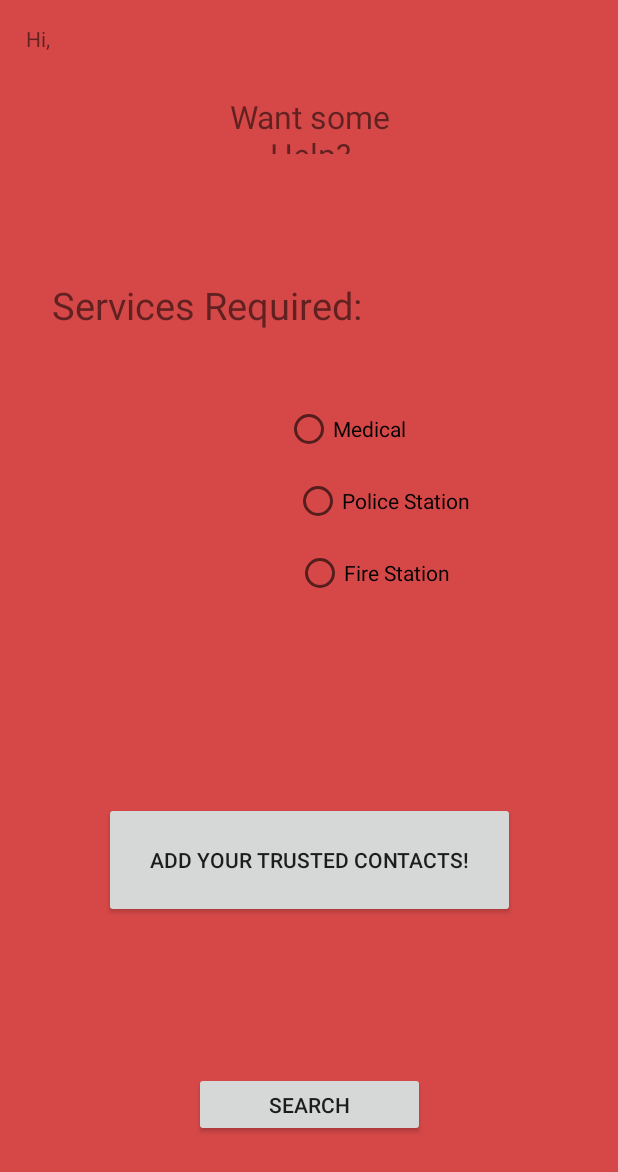
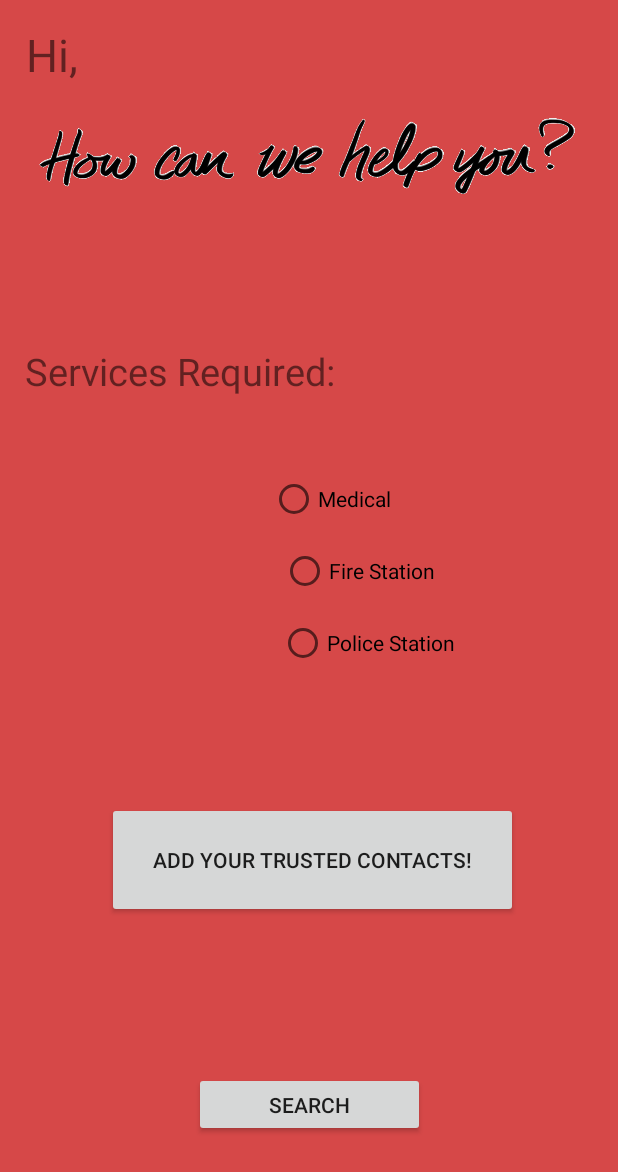
Before and after one commit to tanaytoshniwal/Alpha_BAT, an Android app: the UserActivity screen opened directly, with no data from a screen before it, on a phone screen of 412 x 824 dp. Shown: the top 1172 px of the screen. Run offline under Robolectric (Android 15) with nearby library versions, the phone set to English and light mode, and no system bars.

Commit message:
First Commit

```diff
--- a/app/src/main/AndroidManifest.xml
+++ b/app/src/main/AndroidManifest.xml
@@ -6,6 +6,7 @@
     <uses-permission android:name="android.permission.GET_ACCOUNTS" />
     <uses-permission android:name="android.permission.READ_PROFILE" />
     <uses-permission android:name="android.permission.READ_CONTACTS" />
+    <uses-permission android:name="android.permission.SEND_SMS"></uses-permission>
 
     <application
         android:allowBackup="true"
@@ -27,11 +28,11 @@
         <activity android:name=".ServiceProviderActivity" />
         <activity android:name=".UpdateActivity" />
         <activity android:name=".SignupActivity" />
-        <activity android:name=".TrustedContactActivity" />
         <activity android:name=".MedicalService" />
         <activity android:name=".PoliceService" />
         <activity android:name=".FireService" />
-        <activity android:name=".ContactUs"></activity>
+        <activity android:name=".ContactUs" />
+        <activity android:name=".ContactActivity"></activity>
     </application>
 
 </manifest>
--- a/app/src/main/java/com/alphabat/guardians/UserActivity.java
+++ b/app/src/main/java/com/alphabat/guardians/UserActivity.java
@@ -38,7 +38,7 @@ public class UserActivity extends AppCompatActivity implements View.OnClickListe
         {
             case R.id.btn1:
             {
-                Intent myIntent=new Intent(UserActivity.this,TrustedContactActivity.class);
+                Intent myIntent=new Intent(UserActivity.this,ContactActivity.class);
                 UserActivity.this.startActivity(myIntent);
 
                 break;
--- a/app/src/main/res/layout/activity_user.xml
+++ b/app/src/main/res/layout/activity_user.xml
@@ -6,26 +6,6 @@
     android:layout_height="match_parent"
     tools:context="com.alphabat.guardians.UserActivity"
     android:background="#d64848">
-
-    <TextView
-        android:id="@+id/textView14"
-        android:layout_width="165dp"
-        android:layout_height="39dp"
-        android:text="Want some Help?"
-        android:textAlignment="center"
-        android:textSize="21dp"
-        android:layout_marginRight="8dp"
-        app:layout_constraintRight_toRightOf="parent"
-        android:layout_marginLeft="8dp"
-        app:layout_constraintLeft_toLeftOf="parent"
-        app:layout_constraintTop_toTopOf="parent"
-        android:layout_marginTop="8dp"
-        app:layout_constraintBottom_toBottomOf="parent"
-        android:layout_marginBottom="8dp"
-        app:layout_constraintVertical_bias="0.072"
-        android:layout_marginStart="8dp"
-        android:layout_marginEnd="8dp"
-        app:layout_constraintHorizontal_bias="0.502" />
 
     <TextView
         android:id="@+id/textView15"
@@ -40,9 +20,9 @@
         android:layout_marginRight="8dp"
         app:layout_constraintRight_toRightOf="parent"
         android:layout_marginLeft="8dp"
-        app:layout_constraintVertical_bias="0.23"
+        app:layout_constraintVertical_bias="0.287"
         app:layout_constraintLeft_toLeftOf="parent"
-        app:layout_constraintHorizontal_bias="0.141"
+        app:layout_constraintHorizontal_bias="0.047"
         android:layout_marginStart="8dp"
         android:layout_marginEnd="8dp" />
 
@@ -59,7 +39,8 @@
         android:layout_marginBottom="8dp"
         app:layout_constraintTop_toTopOf="parent"
         android:layout_marginTop="8dp"
-        app:layout_constraintVertical_bias="0.721" />
+        app:layout_constraintVertical_bias="0.721"
+        app:layout_constraintHorizontal_bias="0.521" />
 
     <Button
         android:id="@+id/btn2"
@@ -76,25 +57,57 @@
         android:layout_marginBottom="8dp"
         app:layout_constraintVertical_bias="0.924" />
 
-    <RadioGroup
+    <TextView
+        android:id="@+id/name"
         android:layout_width="wrap_content"
         android:layout_height="wrap_content"
+        android:text=""
+        android:textSize="30sp"
+        android:layout_marginRight="8dp"
+        app:layout_constraintRight_toRightOf="parent"
+        android:layout_marginLeft="8dp"
+        app:layout_constraintLeft_toLeftOf="parent"
+        app:layout_constraintTop_toTopOf="parent"
+        android:layout_marginTop="16dp"
+        app:layout_constraintHorizontal_bias="0.025"
+        app:layout_constraintBottom_toBottomOf="parent"
+        android:layout_marginBottom="8dp"
+        app:layout_constraintVertical_bias="0.0" />
+
+    <ImageView
+        android:id="@+id/imageView6"
+        android:layout_width="372dp"
+        android:layout_height="192dp"
+        app:srcCompat="@drawable/help1"
+        android:layout_marginRight="8dp"
+        app:layout_constraintRight_toRightOf="parent"
+        android:layout_marginLeft="8dp"
+        app:layout_constraintLeft_toLeftOf="parent"
         app:layout_constraintTop_toTopOf="parent"
         android:layout_marginTop="8dp"
         app:layout_constraintBottom_toBottomOf="parent"
         android:layout_marginBottom="8dp"
+        app:layout_constraintVertical_bias="0.0" />
+
+    <RadioGroup
+        android:id="@+id/rg"
+        android:layout_width="wrap_content"
+        android:layout_height="wrap_content"
+        android:layout_marginBottom="8dp"
+        android:layout_marginLeft="8dp"
         android:layout_marginRight="8dp"
+        android:layout_marginTop="8dp"
+        app:layout_constraintBottom_toBottomOf="parent"
+        app:layout_constraintHorizontal_bias="0.94"
+        app:layout_constraintLeft_toLeftOf="parent"
         app:layout_constraintRight_toRightOf="parent"
-        android:layout_marginLeft="8dp"
-        android:id="@+id/rg"
-        app:layout_constraintLeft_toLeftOf="parent"
-        app:layout_constraintHorizontal_bias="1.0"
-        app:layout_constraintVertical_bias="0.383">
+        app:layout_constraintTop_toTopOf="parent"
+        app:layout_constraintVertical_bias="0.453">
 
         <RadioButton
             android:id="@+id/rb1"
-            android:layout_width="200dp"
-            android:layout_height="fill_parent"
+            android:layout_width="186dp"
+            android:layout_height="wrap_content"
             android:layout_above="@+id/rb2"
             android:layout_alignParentStart="true"
             android:layout_marginBottom="8dp"
@@ -109,6 +122,24 @@
             app:layout_constraintRight_toRightOf="parent"
             app:layout_constraintTop_toTopOf="parent"
             app:layout_constraintVertical_bias="0.298" />
+
+        <RadioButton
+            android:id="@+id/rb3"
+            android:layout_width="200dp"
+            android:layout_height="fill_parent"
+            android:layout_alignParentStart="true"
+            android:layout_marginBottom="8dp"
+            android:layout_marginLeft="8dp"
+            android:layout_marginRight="8dp"
+            android:layout_marginStart="27dp"
+            android:layout_marginTop="8dp"
+            android:text="Fire Station"
+            app:layout_constraintBottom_toBottomOf="parent"
+            app:layout_constraintHorizontal_bias="0.952"
+            app:layout_constraintLeft_toLeftOf="parent"
+            app:layout_constraintRight_toRightOf="parent"
+            app:layout_constraintTop_toTopOf="parent"
+            app:layout_constraintVertical_bias="0.387" />
 
         <RadioButton
             android:id="@+id/rb2"
@@ -128,40 +159,6 @@
             app:layout_constraintTop_toTopOf="parent"
             app:layout_constraintVertical_bias="0.472" />
 
-        <RadioButton
-            android:id="@+id/rb3"
-            android:layout_width="200dp"
-            android:layout_height="fill_parent"
-            android:layout_alignParentStart="true"
-            android:layout_marginBottom="8dp"
-            android:layout_marginLeft="8dp"
-            android:layout_marginRight="8dp"
-            android:layout_marginStart="27dp"
-            android:layout_marginTop="8dp"
-            android:text="Fire Station"
-            app:layout_constraintBottom_toBottomOf="parent"
-            app:layout_constraintHorizontal_bias="0.952"
-            app:layout_constraintLeft_toLeftOf="parent"
-            app:layout_constraintRight_toRightOf="parent"
-            app:layout_constraintTop_toTopOf="parent"
-            app:layout_constraintVertical_bias="0.387" />
-
     </RadioGroup>
 
-    <TextView
-        android:id="@+id/name"
-        android:layout_width="wrap_content"
-        android:layout_height="wrap_content"
-        android:text=""
-        android:layout_marginRight="8dp"
-        app:layout_constraintRight_toRightOf="parent"
-        android:layout_marginLeft="8dp"
-        app:layout_constraintLeft_toLeftOf="parent"
-        app:layout_constraintTop_toTopOf="parent"
-        android:layout_marginTop="16dp"
-        app:layout_constraintHorizontal_bias="0.025"
-        app:layout_constraintBottom_toBottomOf="parent"
-        android:layout_marginBottom="8dp"
-        app:layout_constraintVertical_bias="0.0" />
-
 </android.support.constraint.ConstraintLayout>
```
Also changed, not shown: app/src/main/java/com/alphabat/guardians/ContactActivity.java (renamed from app/src/main/java/com/alphabat/guardians/TrustedContactActivity.java, +6 -9 lines), app/src/main/res/layout/activity_contact.xml (renamed from app/src/main/res/layout/activity_trusted_contact.xml, +29 -30 lines), app/src/main/res/layout/activity_contact_us.xml (+28 -30 lines), app/src/main/res/drawable/contactus.png (added), app/src/main/res/drawable/help1.png (added), app/src/main/res/layout/activity_service_provider.xml (line endings or trailing spaces), app/src/main/res/layout/activity_signin.xml (line endings or trailing spaces), app/src/main/res/layout/activity_signup.xml (line endings or trailing spaces), app/src/main/res/layout/activity_splash_screen.xml (line endings or trailing spaces).
